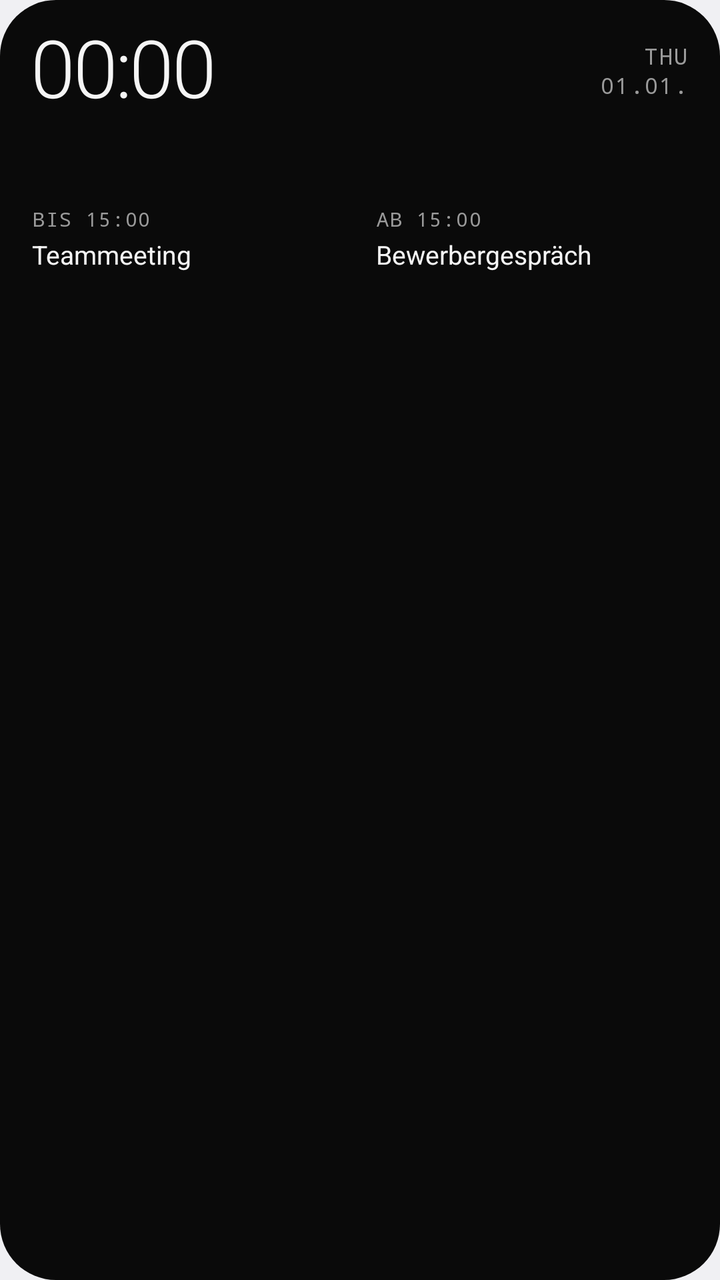
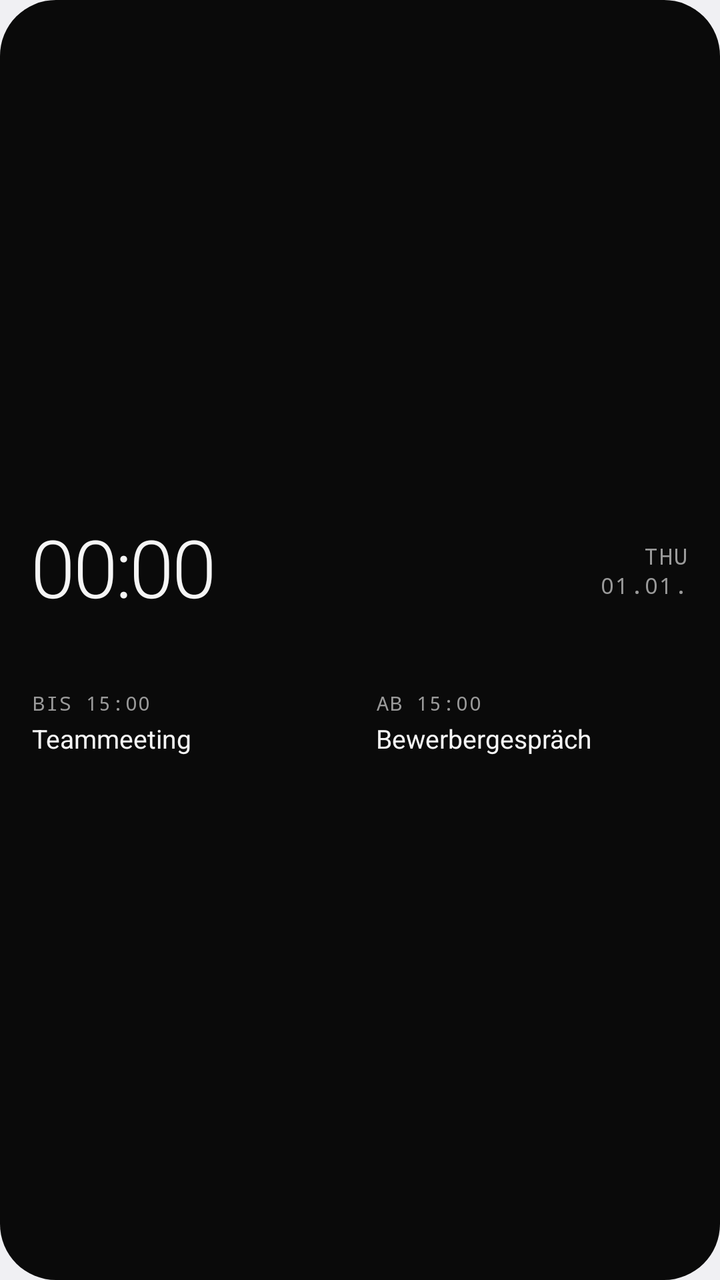

The first picture is an Android layout as it rendered before a commit; the second is the same layout after the commit. The layout source and the unified diff follow.
<!-- AndroidManifest.xml: application theme android:Theme.DeviceDefault.DayNight -->
<!-- res/layout/widget_day_bar.xml -->
<?xml version="1.0" encoding="utf-8"?>
<FrameLayout xmlns:android="http://schemas.android.com/apk/res/android"
    android:id="@android:id/background"
    android:layout_width="match_parent"
    android:layout_height="match_parent">

    <ImageView
        android:id="@+id/db_bg_fill"
        android:layout_width="match_parent"
        android:layout_height="match_parent"
        android:importantForAccessibility="no"
        android:scaleType="fitXY"
        android:src="@drawable/widget_shape"
        android:tint="@color/mono_bg_solid" />

    <ImageView
        android:id="@+id/db_bg_stroke"
        android:layout_width="match_parent"
        android:layout_height="match_parent"
        android:importantForAccessibility="no"
        android:scaleType="fitXY"
        android:src="@drawable/widget_stroke"
        android:visibility="gone" />

    <LinearLayout
        android:layout_width="match_parent"
        android:layout_height="match_parent"
        android:orientation="vertical"
        android:paddingStart="16dp"
        android:paddingTop="12dp"
        android:paddingEnd="16dp"
        android:paddingBottom="12dp">

        
        <LinearLayout
            android:layout_width="match_parent"
            android:layout_height="wrap_content"
            android:gravity="center_vertical"
            android:orientation="horizontal">

            <TextClock
                android:id="@+id/db_clock"
                android:layout_width="wrap_content"
                android:layout_height="wrap_content"
                android:fontFamily="sans-serif-light"
                android:format12Hour="HH:mm"
                android:format24Hour="HH:mm"
                android:includeFontPadding="false"
                android:letterSpacing="-0.03"
                android:textColor="@color/mono_text"
                android:textSize="40sp" />

            <FrameLayout
                android:layout_width="0dp"
                android:layout_height="wrap_content"
                android:layout_weight="1" />

            
            <LinearLayout
                android:layout_width="wrap_content"
                android:layout_height="wrap_content"
                android:gravity="end"
                android:orientation="vertical">

                <TextClock
                    android:id="@+id/db_weekday"
                    android:layout_width="wrap_content"
                    android:layout_height="wrap_content"
                    android:fontFamily="monospace"
                    android:format12Hour="EEE"
                    android:format24Hour="EEE"
                    android:letterSpacing="0.06"
                    android:textAllCaps="true"
                    android:textColor="@color/mono_muted_solid"
                    android:textSize="11sp" />

                <TextClock
                    android:id="@+id/db_date"
                    android:layout_width="wrap_content"
                    android:layout_height="wrap_content"
                    android:fontFamily="monospace"
                    android:format12Hour="dd.MM."
                    android:format24Hour="dd.MM."
                    android:letterSpacing="0.06"
                    android:textAllCaps="true"
                    android:textColor="@color/mono_muted_solid"
                    android:textSize="11sp" />

                
                <LinearLayout
                    android:id="@+id/db_allday_row"
                    android:layout_width="wrap_content"
                    android:layout_height="wrap_content"
                    android:layout_marginTop="2dp"
                    android:gravity="center_vertical"
                    android:orientation="horizontal"
                    android:visibility="gone">

                    <ImageView
                        android:id="@+id/db_allday_ring"
                        android:layout_width="6dp"
                        android:layout_height="6dp"
                        android:importantForAccessibility="no"
                        android:src="@drawable/ring"
                        android:tint="@color/mono_muted_solid" />

                    <TextView
                        android:id="@+id/db_allday_title"
                        android:layout_width="wrap_content"
                        android:layout_height="wrap_content"
                        android:layout_marginStart="5dp"
                        android:ellipsize="end"
                        android:maxLines="1"
                        android:maxWidth="100dp"
                        android:text="Feiertag"
                        android:textColor="@color/mono_text"
                        android:textSize="11sp" />

                    <TextView
                        android:id="@+id/db_allday_count"
                        android:layout_width="wrap_content"
                        android:layout_height="wrap_content"
                        android:layout_marginStart="4dp"
                        android:fontFamily="monospace"
                        android:maxLines="1"
                        android:text="+1"
                        android:textColor="@color/mono_muted_solid"
                        android:textSize="10sp"
                        android:visibility="gone" />
                </LinearLayout>
            </LinearLayout>
        </LinearLayout>

        
        <ImageView
            android:id="@+id/db_timeline"
            android:layout_width="match_parent"
            android:layout_height="32dp"
            android:layout_marginTop="6dp"
            android:importantForAccessibility="no"
            android:scaleType="fitXY" />

        
        <LinearLayout
            android:layout_width="match_parent"
            android:layout_height="wrap_content"
            android:layout_marginTop="6dp"
            android:orientation="horizontal">

            
            <LinearLayout
                android:id="@+id/db_footer_left"
                android:layout_width="0dp"
                android:layout_height="wrap_content"
                android:layout_weight="1"
                android:orientation="vertical">

                <TextView
                    android:id="@+id/db_current_label"
                    android:layout_width="wrap_content"
                    android:layout_height="wrap_content"
                    android:fontFamily="monospace"
                    android:letterSpacing="0.06"
                    android:maxLines="1"
                    android:text="BIS 15:00"
                    android:textColor="@color/mono_muted_solid"
                    android:textSize="10sp" />

                <TextView
                    android:id="@+id/db_current_title"
                    android:layout_width="match_parent"
                    android:layout_height="wrap_content"
                    android:layout_marginTop="2dp"
                    android:ellipsize="end"
                    android:maxLines="1"
                    android:text="Teammeeting"
                    android:textColor="@color/mono_text"
                    android:textSize="13sp" />
            </LinearLayout>

            
            <LinearLayout
                android:id="@+id/db_footer_right"
                android:layout_width="0dp"
                android:layout_height="wrap_content"
                android:layout_weight="1"
                android:layout_marginStart="16dp"
                android:orientation="vertical">

                <TextView
                    android:id="@+id/db_next_label"
                    android:layout_width="match_parent"
                    android:layout_height="wrap_content"
                    android:ellipsize="end"
                    android:fontFamily="monospace"
                    android:letterSpacing="0.06"
                    android:maxLines="1"
                    android:text="AB 15:00"
                    android:textColor="@color/mono_muted_solid"
                    android:textSize="10sp" />

                <TextView
                    android:id="@+id/db_next_title"
                    android:layout_width="match_parent"
                    android:layout_height="wrap_content"
                    android:layout_marginTop="2dp"
                    android:ellipsize="end"
                    android:maxLines="1"
                    android:text="Bewerbergespräch"
                    android:textColor="@color/mono_text"
                    android:textSize="13sp" />
            </LinearLayout>
        </LinearLayout>

        
        <FrameLayout
            android:layout_width="match_parent"
            android:layout_height="0dp"
            android:layout_weight="1" />

    </LinearLayout>
</FrameLayout>
<!-- resources referenced by this layout -->
<resources>
  <color name="mono_bg_solid">#FF0A0A0A</color>
  <color name="mono_muted_solid">#FF9A9A9A</color>
  <color name="mono_text">#FFF5F5F5</color>
  <!-- drawable ring (drawable) -->
  <?xml version="1.0" encoding="utf-8"?>
  <shape xmlns:android="http://schemas.android.com/apk/res/android"
      android:shape="oval">
      <solid android:color="#00000000" />
      <stroke
          android:width="1.5dp"
          android:color="#FFFFFFFF" />
      <size
          android:width="7dp"
          android:height="7dp" />
  </shape>
  <!-- drawable widget_shape (drawable) -->
  <?xml version="1.0" encoding="utf-8"?>
  <shape xmlns:android="http://schemas.android.com/apk/res/android"
      android:shape="rectangle">
      <solid android:color="#FFFFFFFF" />
      <corners android:radius="@android:dimen/system_app_widget_background_radius" />
  </shape>
  <!-- drawable widget_stroke (drawable) -->
  <?xml version="1.0" encoding="utf-8"?>
  <shape xmlns:android="http://schemas.android.com/apk/res/android"
      android:shape="rectangle">
      <solid android:color="#00000000" />
      <stroke
          android:width="1dp"
          android:color="#29FFFFFF" />
      <corners android:radius="@android:dimen/system_app_widget_background_radius" />
  </shape>
</resources>

<!-- the commit's change to res/layout/widget_day_bar.xml (unified diff, before → after) -->
@@ -30,6 +30,12 @@
         android:paddingTop="12dp"
         android:paddingEnd="16dp"
         android:paddingBottom="12dp">
+
+        
+        <FrameLayout
+            android:layout_width="match_parent"
+            android:layout_height="0dp"
+            android:layout_weight="1" />
 
         
         <LinearLayout
@@ -135,8 +141,8 @@
         <ImageView
             android:id="@+id/db_timeline"
             android:layout_width="match_parent"
-            android:layout_height="32dp"
-            android:layout_marginTop="6dp"
+            android:layout_height="28dp"
+            android:layout_marginTop="4dp"
             android:importantForAccessibility="no"
             android:scaleType="fitXY" />
 
@@ -144,7 +150,7 @@
         <LinearLayout
             android:layout_width="match_parent"
             android:layout_height="wrap_content"
-            android:layout_marginTop="6dp"
+            android:layout_marginTop="4dp"
             android:orientation="horizontal">
 
             
@@ -213,6 +219,7 @@
         </LinearLayout>
 
         
+        
         <FrameLayout
             android:layout_width="match_parent"
             android:layout_height="0dp"
